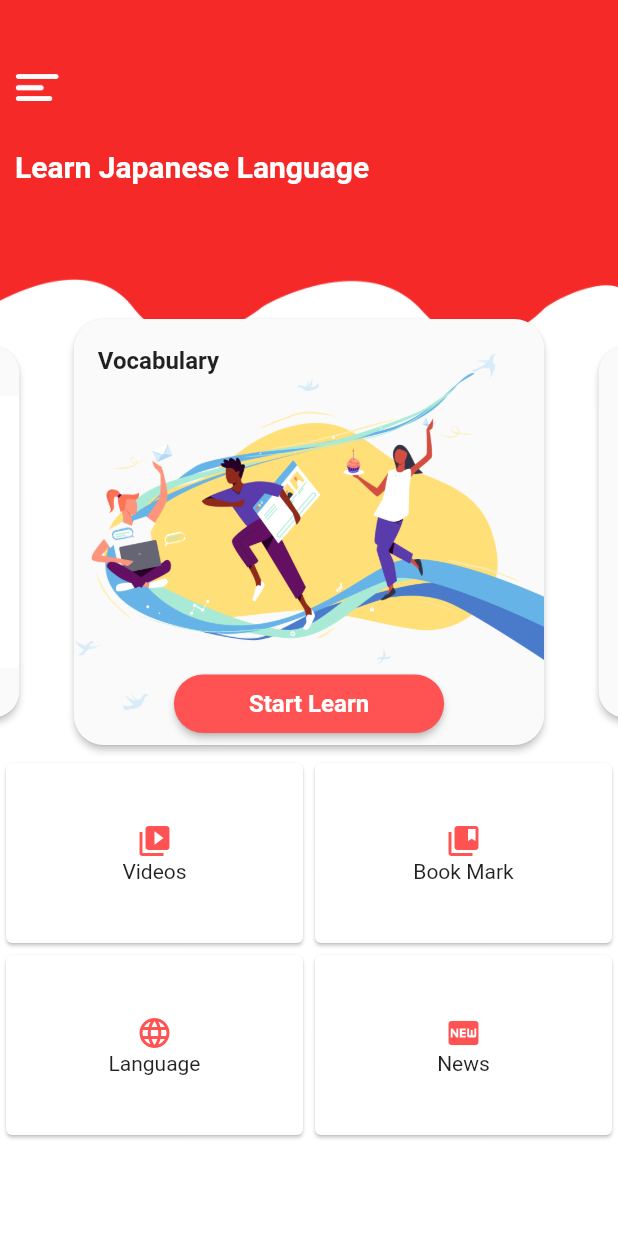
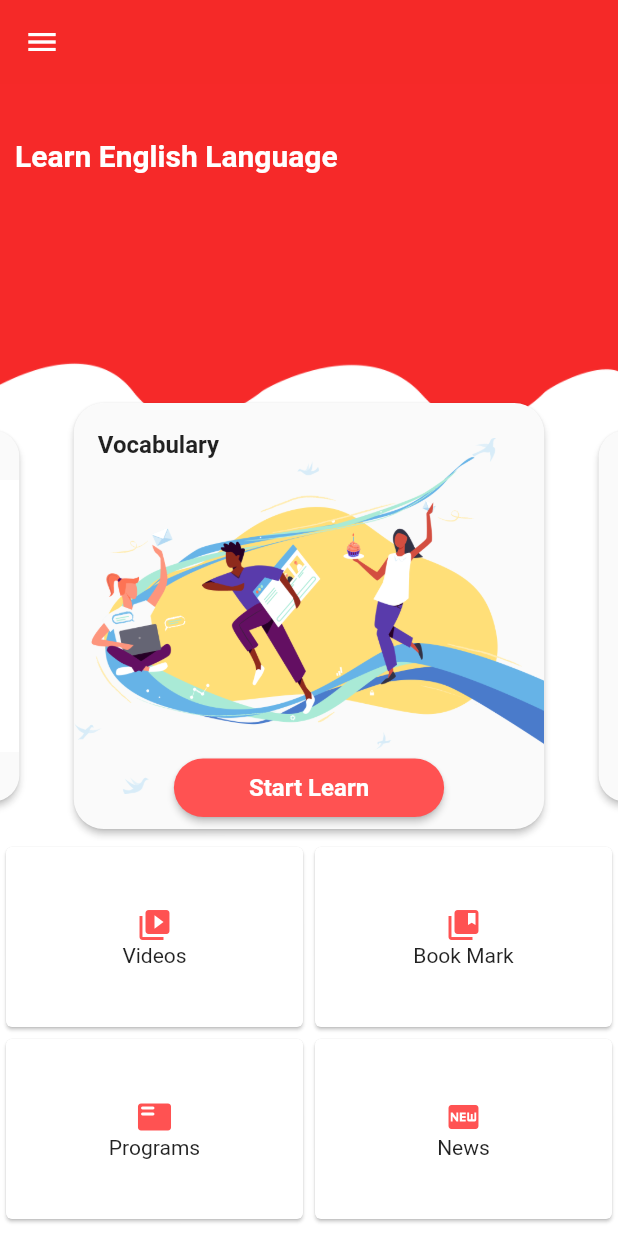
Before and after one commit to MarketTea/BB-Learn-English, a Flutter app: the screen it shows after launch, on a phone screen of 412 x 824 dp. Run offline on Flutter 3.47's test engine with Material 2 defaults, Android fonts, the phone set to English and light mode, and no system bars; drawn by our look-alikes of carousel_slider; our stand-ins replace audioplayers, cloud_firestore, equatable, flutter_bloc; accounts and stored records are empty; statements that could not run were skipped.

Commit message:
add ui setting and refactor code

```diff
--- a/lib/lib/playerbloc/player_bloc.dart
+++ b/lib/lib/bloc/player_bloc.dart
@@ -2,8 +2,8 @@ import 'package:audioplayers/audioplayers.dart';
 import 'package:flutter_bloc/flutter_bloc.dart';
 import 'package:lyric_audio/lib/Lyrics/lyric.dart';
 import 'package:lyric_audio/lib/Lyrics/lyric_util.dart';
-import 'package:lyric_audio/lib/playerbloc/player_event.dart';
-import 'package:lyric_audio/lib/playerbloc/player_state.dart';
+import 'package:lyric_audio/lib/bloc/player_event.dart';
+import 'package:lyric_audio/lib/bloc/player_state.dart';
 
 
 class PlayerBloc extends Bloc<PlayerEvent, PlayerState> {
--- a/lib/lib/main.dart
+++ b/lib/lib/main.dart
@@ -2,9 +2,10 @@ import 'package:audioplayers/audioplayers.dart';
 import 'package:cloud_firestore/cloud_firestore.dart';
 import 'package:flutter/material.dart';
 import 'package:flutter_bloc/flutter_bloc.dart';
-import 'package:lyric_audio/lib/playerbloc/player_bloc.dart';
-import 'package:lyric_audio/lib/screens/App.dart';
+import 'package:lyric_audio/lib/screens/home_page.dart';
 import 'package:provider/provider.dart';
+
+import 'bloc/player_bloc.dart';
 
 void main() {
   runApp(MyApp());
@@ -28,7 +29,7 @@ class MyApp extends StatelessWidget {
           theme: ThemeData(
               primaryColor: Color.fromRGBO(245, 41, 40, 1),
               accentColor: Colors.redAccent),
-          home: App(),
+          home: HomePage(),
         ),
       ),
     );
--- a/lib/lib/screens/Kanji.dart
+++ b/lib/lib/screens/grammar_page.dart
@@ -1,13 +1,13 @@
 import 'package:flutter/material.dart';
 
-class Kanji extends StatelessWidget {
-  const Kanji({Key key}) : super(key: key);
+class Grammar extends StatelessWidget {
+  const Grammar({Key key}) : super(key: key);
 
   @override
   Widget build(BuildContext context) {
     return Scaffold(
       appBar: AppBar(
-        title: Text("Kanji"),
+        title: Text("Grammar"),
         titleSpacing: 0,
       ),
     );
--- a/lib/lib/screens/App.dart
+++ b/lib/lib/screens/home_page.dart
@@ -2,22 +2,85 @@ import 'package:carousel_slider/carousel_slider.dart';
 import 'package:flutter/material.dart';
 import 'package:lyric_audio/lib/components/learn_item.dart';
 import 'package:lyric_audio/lib/components/news.dart';
+import 'package:lyric_audio/lib/screens/setting_page.dart';
 
-import 'Kanji.dart';
-import 'Learn.dart';
-import 'Listening.dart';
+import 'grammar_page.dart';
+import 'vocabulary_page.dart';
+import 'listening_page.dart';
 
-
-class App extends StatelessWidget {
+class HomePage extends StatelessWidget {
   final learns = [
+    {"src": "assets/onbarad1.png", "route": VocabularyPage(), "title": "Vocabulary"},
     {
-      "src": "assets/onbarad1.png",
-      "route": Learn(),
-      "title": "Vocabulary"
+      "src": "assets/onbarad2.png",
+      "route": Grammar(),
+      "title": "Grammar and Exercise"
     },
-    {"src": "assets/onbarad2.png", "route": Kanji(), "title": "Grammar and Exercise"},
     {"src": "assets/listening.png", "route": Listening(), "title": "Listening"}
   ];
+
+  Drawer _buildDrawer(context) {
+    return Drawer(
+      child: ListView(
+        padding: EdgeInsets.zero,
+        children: [
+          DrawerHeader(
+            child: Container(
+              child: Column(
+                mainAxisAlignment: MainAxisAlignment.spaceAround,
+                crossAxisAlignment: CrossAxisAlignment.start,
+                children: [
+                  CircleAvatar(
+                    radius: 30.0,
+                    backgroundColor: Colors.transparent,
+                    backgroundImage: NetworkImage(
+                        "https://i.pinimg.com/564x/49/fb/60/49fb60486d4c91217404bbe54e0f3695.jpg"),
+                  ),
+                  Text('Market Tea',
+                      style: TextStyle(
+                          color: Colors.white, fontWeight: FontWeight.bold)),
+                  Text('Mobile Developer',
+                      style: TextStyle(
+                          color: Colors.white, fontWeight: FontWeight.bold))
+                ],
+              ),
+            ),
+            decoration: BoxDecoration(color: Colors.red),
+          ),
+          ListTile(
+            leading: Icon(Icons.photo),
+            title: Text('Photos'),
+            onTap: () {
+              print('Click photos');
+            },
+          ),
+          ListTile(
+            leading: Icon(Icons.notifications),
+            title: Text('Notifications'),
+          ),
+          ListTile(
+            leading: Icon(Icons.settings),
+            title: Text('Settings'),
+            onTap: () {
+              Navigator.push(context,
+                  new MaterialPageRoute(builder: (context) => Setting()));
+              print('Click settings');
+            },
+          ),
+          Divider(
+            color: Colors.black45,
+            indent: 16.0,
+          ),
+          ListTile(
+            title: Text('About us'),
+          ),
+          ListTile(
+            title: Text('Privacy'),
+          ),
+        ],
+      ),
+    );
+  }
 
   @override
   Widget build(BuildContext context) {
@@ -26,10 +89,14 @@ class App extends StatelessWidget {
 
     return Scaffold(
         backgroundColor: Colors.white.withOpacity(0.9),
+        appBar: AppBar(
+          elevation: 0,
+        ),
+        drawer: _buildDrawer(context),
         body: Stack(
           children: <Widget>[
             Container(
-                padding: EdgeInsets.only(top: 35),
+                padding: EdgeInsets.only(top: 20),
                 width: width,
                 height: height / 3.5,
                 decoration: BoxDecoration(
@@ -41,19 +108,10 @@ class App extends StatelessWidget {
                 child: Wrap(
                   crossAxisAlignment: WrapCrossAlignment.start,
                   children: <Widget>[
-                    IconButton(
-                      onPressed: () {},
-                      icon: Image.asset(
-                        "assets/png/menu.png",
-                        width: 35,
-                        height: 40,
-                        fit: BoxFit.fill,
-                      ),
-                    ),
                     ListTile(
                       contentPadding: EdgeInsets.only(left: 10),
                       title: Text(
-                        "Learn Japanese Language",
+                        "Learn English Language",
                         style: TextStyle(
                             color: Colors.white,
                             fontWeight: FontWeight.bold,
@@ -113,11 +171,11 @@ class App extends StatelessWidget {
                           children: <Widget>[
                             News(
                               icon: Icon(
-                                Icons.language,
+                                Icons.featured_play_list_rounded,
                                 color: Colors.redAccent,
                               ),
                               onPressed: () {},
-                              text: Text("Language"),
+                              text: Text("Programs"),
                             ),
                             News(
                               icon: Icon(
```
Also changed, not shown: lib/lib/components/player.dart (+3 -5 lines), lib/lib/screens/listening_page.dart (renamed from lib/lib/screens/Listening.dart, +4 -5 lines), lib/lib/screens/setting_page.dart (added, +160 -0 lines), lib/lib/screens/vocabulary_page.dart (renamed from lib/lib/screens/Learn.dart, +6 -6 lines), lib/lib/bloc/player_event.dart (renamed from lib/lib/playerbloc/player_event.dart), lib/lib/bloc/player_state.dart (renamed from lib/lib/playerbloc/player_state.dart), 2 other files.
